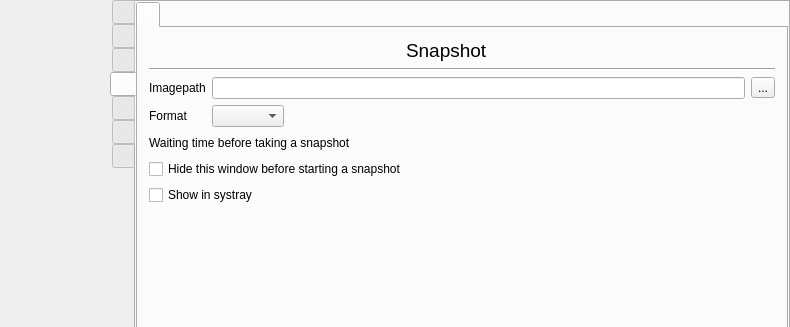
vkohaupt/vokoscreenNG, file src/formMainWindow.ui: the form before one commit; both pictures show x 0 to 790 and y 0 to 327 of the 790 by 500 pixel window.
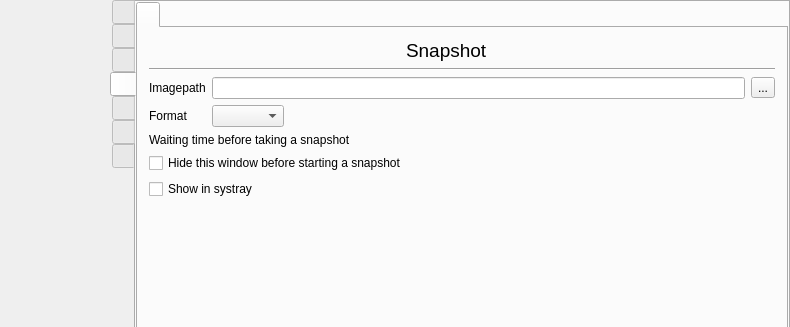
The form after the commit. Icons and pictures are not drawn.

What changed in the file:
```diff
--- a/src/formMainWindow.ui
+++ b/src/formMainWindow.ui
@@ -4415,19 +4415,6 @@
                     </property>
                    </widget>
                   </item>
-                  <item>
-                   <spacer name="horizontalSpacer_42">
-                    <property name="orientation">
-                     <enum>Qt::Horizontal</enum>
-                    </property>
-                    <property name="sizeHint" stdset="0">
-                     <size>
-                      <width>40</width>
-                      <height>20</height>
-                     </size>
-                    </property>
-                   </spacer>
-                  </item>
                  </layout>
                 </item>
                </layout>
```
